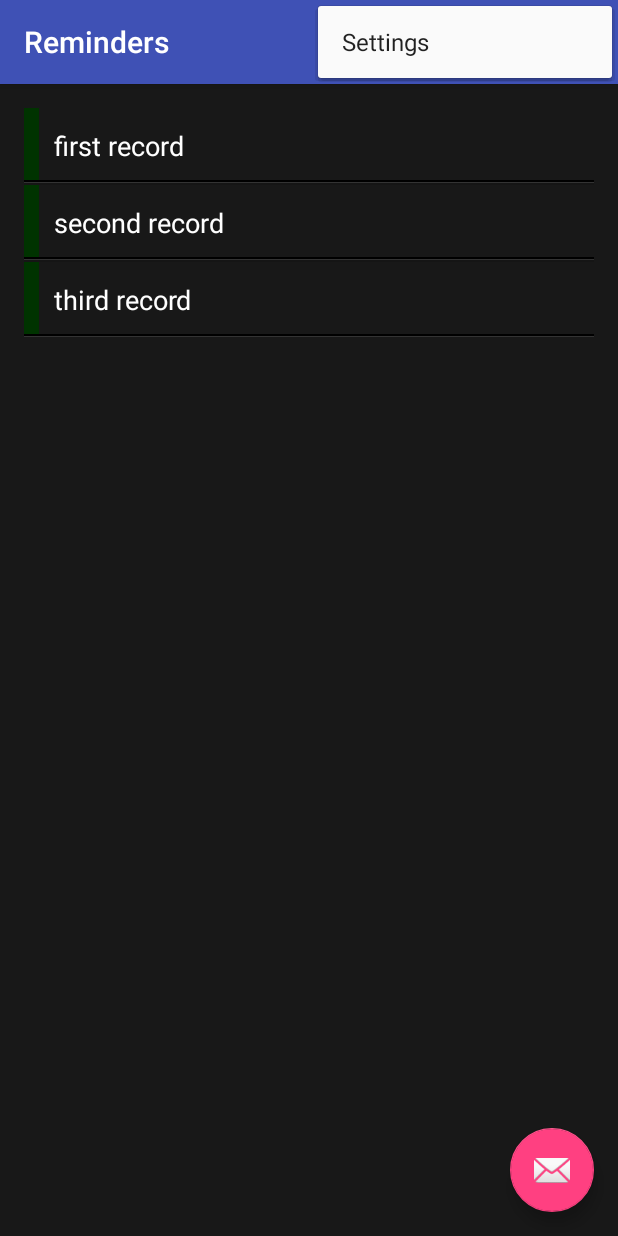
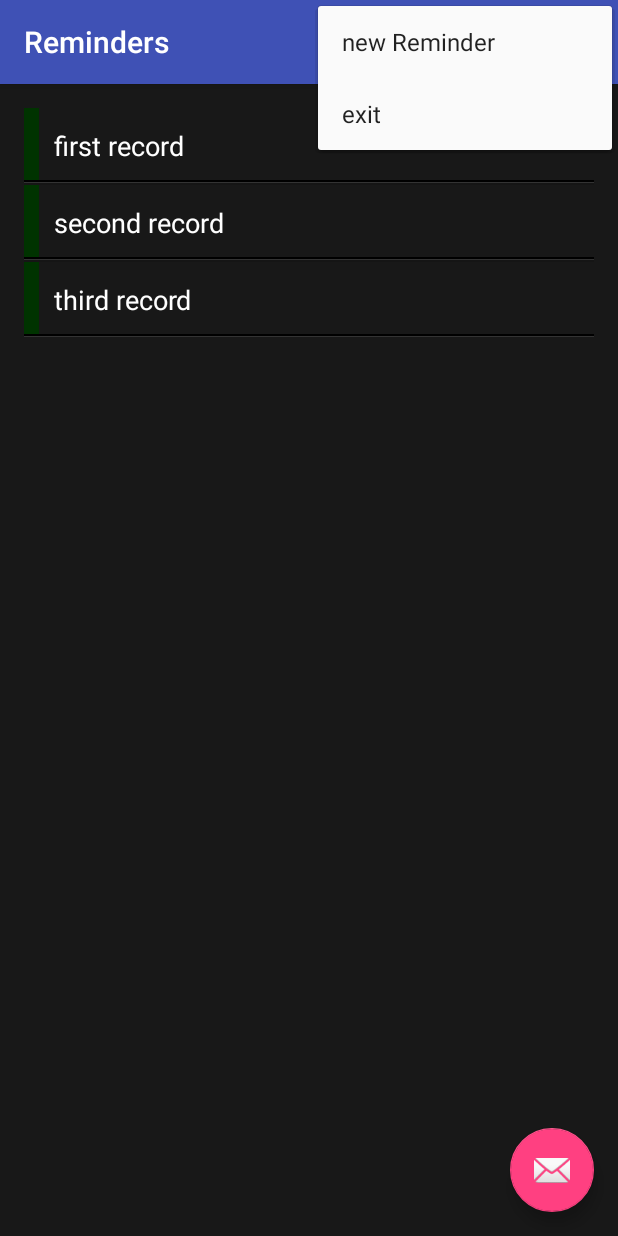
Before and after one commit to imlp2003xm/Reminders, an Android app: the screen it shows after launch (RemindersActivity), with the options menu open, on a phone screen of 412 x 824 dp. Run offline under Robolectric (Android 15) with nearby library versions, the phone set to English and light mode, and no system bars.

```diff
--- a/app/src/main/res/menu/menu_reminders.xml
+++ b/app/src/main/res/menu/menu_reminders.xml
@@ -2,9 +2,12 @@
     xmlns:app="http://schemas.android.com/apk/res-auto"
     xmlns:tools="http://schemas.android.com/tools"
     tools:context="com.apress.gerber.reminders.RemindersActivity">
-    <item
-        android:id="@+id/action_settings"
-        android:orderInCategory="100"
-        android:title="@string/action_settings"
-        app:showAsAction="never" />
+    <item android:id="@+id/action_new"
+          android:title="@string/new_reminder"
+          android:orderInCategory="100"
+          app:showAsAction="never"/>
+    <item android:id="@+id/action_exit"
+          android:title="@string/exit"
+          android:orderInCategory="200"
+          app:showAsAction="never"/>
 </menu>
--- a/app/src/main/res/values/strings.xml
+++ b/app/src/main/res/values/strings.xml
@@ -1,4 +1,6 @@
 <resources>
     <string name="app_name">Reminders</string>
     <string name="action_settings">Settings</string>
+    <string name="new_reminder">new Reminder</string>
+    <string name="exit">exit</string>
 </resources>
```
Also changed, not shown: app/src/main/java/com/apress/gerber/reminders/Reminder.java (added, +43 -0 lines), app/src/main/java/com/apress/gerber/reminders/RemindersActivity.java (+10 -5 lines), app/src/main/java/com/apress/gerber/reminders/RemindersDbAdapter.java (added, +72 -0 lines).
